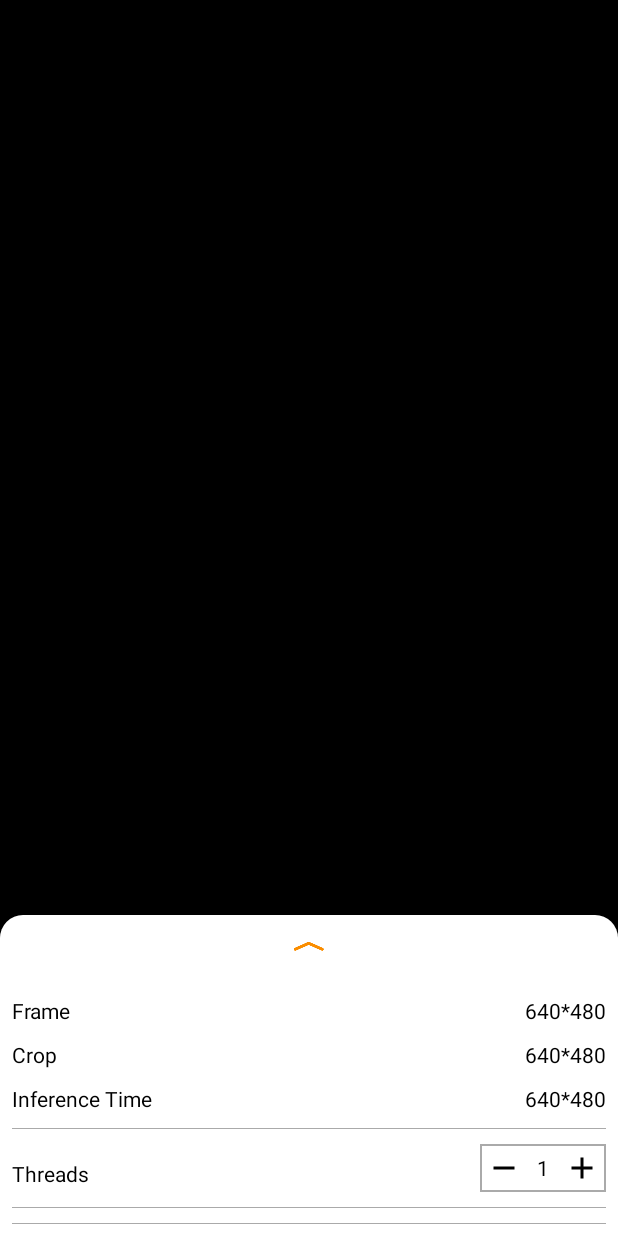
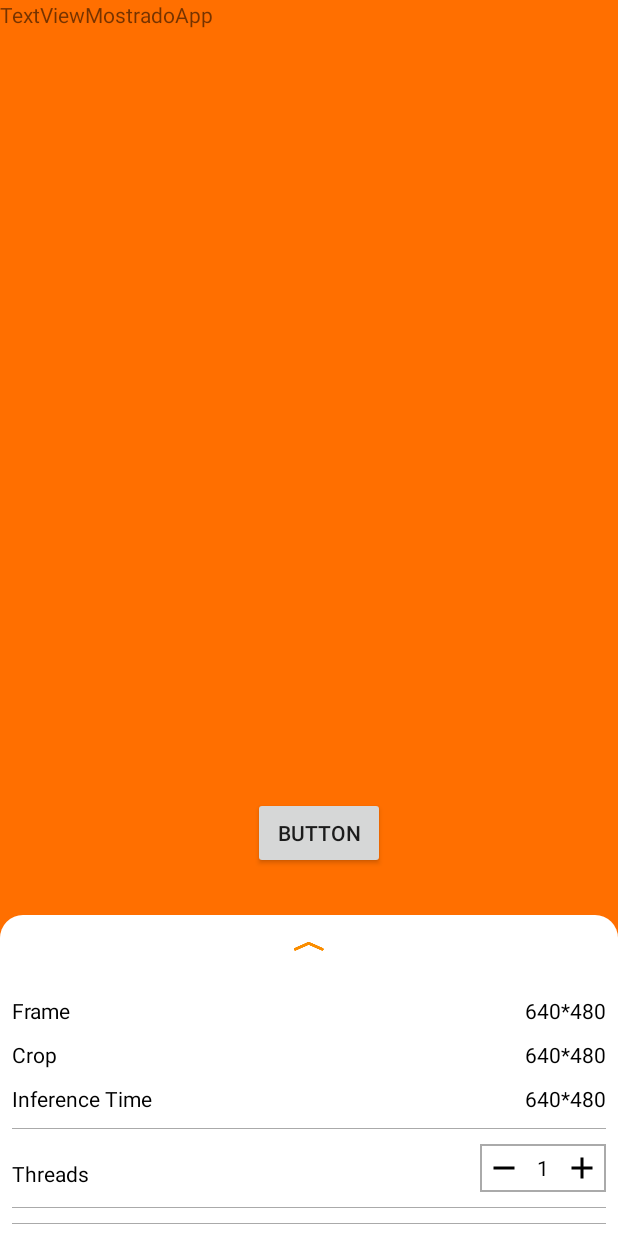
Before and after one commit to ktrilu/android-yolov5, an Android app: the layout tfe_od_activity_camera.xml on its own in the app's theme, with its tools: preview values and no code run, on a phone screen of 412 x 824 dp. Run offline under Robolectric (Android 15) with nearby library versions, the phone set to English and light mode, and no system bars.

Commit message:
merge luis

```diff
--- a/app/src/main/res/layout/tfe_od_activity_camera.xml
+++ b/app/src/main/res/layout/tfe_od_activity_camera.xml
@@ -1,12 +1,9 @@
 <?xml version="1.0" encoding="utf-8"?><!--
  Copyright 2019 The TensorFlow Authors. All Rights Reserved.
-
  Licensed under the Apache License, Version 2.0 (the "License");
  you may not use this file except in compliance with the License.
  You may obtain a copy of the License at
-
      http://www.apache.org/licenses/LICENSE-2.0
-
  Unless required by applicable law or agreed to in writing, software
  distributed under the License is distributed on an "AS IS" BASIS,
  WITHOUT WARRANTIES OR CONDITIONS OF ANY KIND, either express or implied.
@@ -15,38 +12,60 @@
 -->
 
 <androidx.coordinatorlayout.widget.CoordinatorLayout xmlns:android="http://schemas.android.com/apk/res/android"
+    xmlns:app="http://schemas.android.com/apk/res-auto"
     xmlns:tools="http://schemas.android.com/tools"
     android:layout_width="match_parent"
     android:layout_height="match_parent"
     android:background="#00000000">
 
-    <RelativeLayout xmlns:android="http://schemas.android.com/apk/res/android"
-        xmlns:tools="http://schemas.android.com/tools"
+    <RelativeLayout
+        android:id="@+id/relativeLayout"
         android:layout_width="match_parent"
         android:layout_height="match_parent"
-        android:background="@android:color/black"
+        android:background="@color/tfe_color_primary_dark"
         android:orientation="vertical">
 
-
-        <FrameLayout xmlns:android="http://schemas.android.com/apk/res/android"
-            xmlns:tools="http://schemas.android.com/tools"
-            android:id="@+id/container"
-            android:layout_width="match_parent"
-            android:layout_height="match_parent"
-            tools:context="org.tensorflow.demo.CameraActivity" />
 
         <androidx.appcompat.widget.Toolbar
             android:id="@+id/toolbar"
             android:layout_width="match_parent"
             android:layout_height="?attr/actionBarSize"
-            android:layout_alignParentTop="true">
+            android:layout_alignParentTop="true"
+            android:layout_marginTop="5dp">
 
 
         </androidx.appcompat.widget.Toolbar>
+
+        <FrameLayout
+            android:id="@+id/container"
+            android:layout_width="match_parent"
+            android:layout_height="wrap_content"
+            tools:context="org.tensorflow.demo.CameraActivity">
+
+        </FrameLayout>
+
+        <Button
+            android:id="@+id/button2"
+            android:layout_width="wrap_content"
+            android:layout_height="wrap_content"
+            android:layout_alignBottom="@+id/toolbar"
+            android:layout_alignParentEnd="true"
+            android:layout_marginEnd="155dp"
+            android:layout_marginBottom="-518dp"
+            android:onClick="onClick"
+            android:text="Button" />
+
+        <TextView
+            android:id="@+id/textView"
+            android:layout_width="wrap_content"
+            android:layout_height="wrap_content"
+            android:text="TextViewMostradoApp" />
 
     </RelativeLayout>
 
     <include
         android:id="@+id/bottom_sheet_layout"
-        layout="@layout/tfe_od_layout_bottom_sheet" />
+        layout="@layout/tfe_od_layout_bottom_sheet"
+        android:layout_height="607dp" />
+
 </androidx.coordinatorlayout.widget.CoordinatorLayout>
```
Also changed, not shown: app/src/main/java/org/tensorflow/lite/examples/detection/CameraActivity.java (+14 -1 lines), app/src/main/java/org/tensorflow/lite/examples/detection/tflite/YoloV5Classifier.java (+18 -4 lines).
